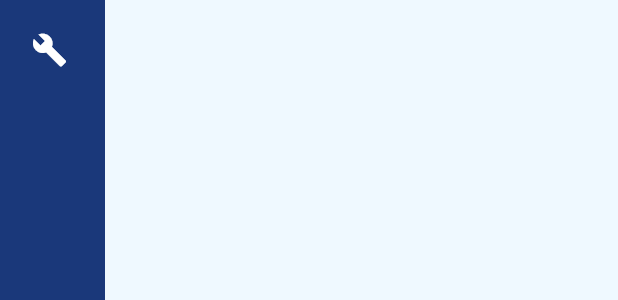
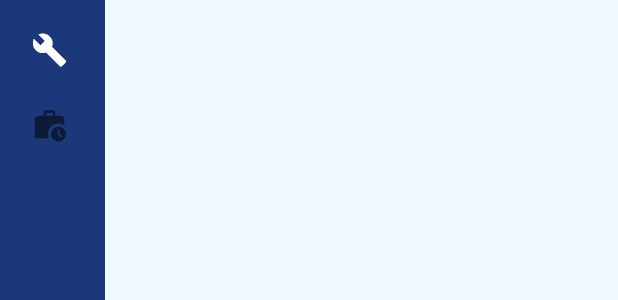
Before and after one commit to produccion-y-logistica-semillero/production-planning, a Flutter app: the AddMachineDialog widget shown alone on an empty page, opened directly with empty values, after a tap on "Cancelar", on a phone screen of 412 x 824 dp. Shown: the part 153-453 px from the top of the screen. Run offline on Flutter 3.47's test engine with Material 3 defaults, Android fonts, the phone set to English and light mode, and no system bars; drawn by our look-alikes of easy_sidemenu; our stand-ins replace dartz, flutter_bloc, get_it, sqflite, sqflite_common_ffi; accounts and stored records are empty.

Commit message:
Machine adding dialog created only in widget, also, created new page and side menu item for sequences, however, NEED TO IMPLEMENT OUR OWN SIDE MENU because I hate the one we're using

```diff
--- a/lib/features/machines/data/dao_implementations/machine_dao_sqllite.dart
+++ b/lib/features/machines/data/dao_implementations/machine_dao_sqllite.dart
@@ -18,7 +18,7 @@ class MachineDaoSqllite implements MachineDao{
   @override
   Future<bool> deleteWhere(String field, int value) async{
     try{
-      await db.delete('MACHINES', where: '$field = ?', whereArgs: [value]);
+      await db.delete('MACHINES', where: '? = ?', whereArgs: [field, value]);
       return true;
     }
     catch(error){
--- a/lib/features/machines/presentation/pages/machines_list_page.dart
+++ b/lib/features/machines/presentation/pages/machines_list_page.dart
@@ -4,7 +4,7 @@ import 'package:flutter_bloc/flutter_bloc.dart';
 import 'package:production_planning/features/machines/presentation/bloc/machine_types_bloc/machine_types_bloc.dart';
 import 'package:production_planning/features/machines/presentation/bloc/machine_types_bloc/machine_types_event.dart';
 import 'package:production_planning/features/machines/presentation/bloc/machine_types_bloc/machine_types_state.dart';
-import 'package:production_planning/features/machines/presentation/widgets/low_order_widgets/add_machine_dialog.dart';
+import 'package:production_planning/features/machines/presentation/widgets/low_order_widgets/add_machine_type_dialog.dart';
 import 'package:production_planning/features/machines/presentation/widgets/high_order_widgets/machines_list_view.dart';
 import 'package:production_planning/shared/widgets/custom_app_bar.dart';
 
@@ -74,7 +74,7 @@ class MachinesListPage extends StatelessWidget{
     await showDialog(
       context: context,
       builder: (dialogContext){
-        return AddMachineDialog(
+        return AddMachineTypeDialog(
           nameController: _nameController,
           descController: _descController,
           addMachine: (){
--- a/lib/features/machines/presentation/widgets/low_order_widgets/add_machine_dialog.dart
+++ b/lib/features/machines/presentation/widgets/low_order_widgets/add_machine_dialog.dart
@@ -1,61 +1,77 @@
 import 'package:flutter/material.dart';
-import 'package:production_planning/features/machines/presentation/widgets/low_order_widgets/new_machine_input_field.dart';
+import 'package:flutter/services.dart';
+import 'package:production_planning/features/machines/presentation/widgets/low_order_widgets/hour_text_input.dart';
+import 'package:production_planning/features/machines/presentation/widgets/low_order_widgets/new_machine_hour_field.dart';
 
 class AddMachineDialog extends StatelessWidget{
+  final String machineTypeName;
 
-  final TextEditingController _nameController;
-  final TextEditingController _descController;
-  final void Function() addMachine;
-
-  const AddMachineDialog({required TextEditingController nameController, required TextEditingController descController, required this.addMachine, super.key}):
-    _nameController = nameController,
-    _descController = descController;
+  AddMachineDialog(this.machineTypeName);
 
   @override
   Widget build(BuildContext context) {
     return Dialog(
-      child: SizedBox(
-        height: 350, // MediaQuery.of(context).size.height - 200, //media query so that the size is proportional to the screen size
-        width:  MediaQuery.of(context).size.width - 900,  //wORK TO MAKE IT MORE RELATIVE TO THE SIZE, NOT COMPLETELY LINEAL, BUT CHECK SIZES
+      child: Container(
+        padding: const EdgeInsets.all(20),
+        height: 450, // MediaQuery.of(context).size.height - 200, //media query so that the size is proportional to the screen size
+        width:  800,//MediaQuery.of(context).size.width - 900,  //wORK TO MAKE IT MORE RELATIVE TO THE SIZE, NOT COMPLETELY LINEAL, BUT CHECK SIZES
         child: Column(
           children: [
-            const SizedBox(height: 15,),
-            const Text("Agregar tipo de maquina"),
+            const SizedBox(height: 10,),
+            Text('Nueva maquina de $machineTypeName', style: const TextStyle(fontWeight: FontWeight.bold, fontSize: 16),),
+            const SizedBox(height: 20,),
+            NewMachineHourField(text: '1 hora de trabajo promedio de $machineTypeName para esta maquina equivale a: '),
             const SizedBox(height: 30,),
-            NewMachineInputField(
-              sizedBoxWidth: 30,
-              title: "Nombre : ",
-              hintText: "Nueva maquina",
-              maxLines: 1,
-              controller: _nameController,
+            NewMachineHourField(text: 'Tiempo de preparacion de la maquina: '),
+            const SizedBox(height: 30,),
+            NewMachineHourField(text: 'Tiempo de descanso necesario: '),
+            const SizedBox(height: 30,),
+            Row(
+              mainAxisAlignment: MainAxisAlignment.center,
+              children: [
+                SizedBox(
+                  width: 430,
+                  child: Text('Numero de procesamientos continuos (sin descanso): ', maxLines: 2,)
                 ),
-            const SizedBox(height: 30,),
-            NewMachineInputField(
-              sizedBoxWidth: 10,
-              title: "Descripcion : ",
-              hintText: "Descripcion maquina",
-              maxLines: 5,
-              controller: _descController,
+                Container(
+                  width: 180,
+                  child: TextField(
+                    keyboardType: TextInputType.number,
+                    inputFormatters: [
+                      FilteringTextInputFormatter.digitsOnly,
+                      LengthLimitingTextInputFormatter(3),
+                    ],
+                    decoration: InputDecoration(
+                      isDense: true,
+                      contentPadding: EdgeInsets.all(10),
+                      border: OutlineInputBorder()
                     ),
-            const SizedBox(height: 40,),
-            Container(
-              margin: const EdgeInsets.symmetric(horizontal: 40),
-              child: Row(
-                mainAxisAlignment: MainAxisAlignment.end,
+                  ),
+                )
+              ],
+            ),
+            SizedBox(height: 40,),
+            Row(
+              mainAxisAlignment: MainAxisAlignment.center,
               children: [
                 TextButton(
-                    onPressed: (){
-                      Navigator.of(context).pop();
-                    },
+                  onPressed: ()=>Navigator.of(context).pop(),
                   child: const Text("Cancelar"),
+                  style: ButtonStyle(
+                    padding: WidgetStatePropertyAll(EdgeInsets.all(20)),
+                   // backgroundColor: WidgetStatePropertyAll(Colors.red),
                   ),
-                  const SizedBox(width: 15,),
+                ),
+                SizedBox(width: 50,),
                 TextButton(
-                    onPressed: addMachine,
-                    child: const Text("Agregar")
+                  onPressed: (){},
+                  child: const Text("Agregar"),
+                  style: ButtonStyle(
+                    padding: WidgetStatePropertyAll(EdgeInsets.all(20)),
+                   // backgroundColor: WidgetStatePropertyAll(const Color.fromARGB(255, 177, 218, 179)),
+                  ),
                 ),
               ],
-              ),
             )
           ],
         ),
--- /dev/null
+++ b/lib/features/machines/presentation/widgets/low_order_widgets/hour_text_input.dart
@@ -0,0 +1,46 @@
+import 'package:flutter/material.dart';
+import 'package:flutter/services.dart';
+
+class HourTextInput extends StatelessWidget{
+
+  const HourTextInput({super.key});
+
+  @override
+  Widget build(BuildContext context) {
+    return Container(
+      width: 180,
+      child: TextField(
+        keyboardType: TextInputType.number,
+        inputFormatters: [
+          FilteringTextInputFormatter.digitsOnly,
+          LengthLimitingTextInputFormatter(4),  //Only up to 4 digits HH:MM
+          TimeInputFormatter(),
+        ],
+        decoration: const InputDecoration(
+          isDense: true, //this attribute is the one that removes the extra padding between the text and the input
+          contentPadding: EdgeInsets.all(10),
+          labelText: 'Tiempo (HH:MM)',
+          hintText: '01:30',
+          border: OutlineInputBorder(),
+        ),
+      ),
+    );
+  }
+}
+
+class TimeInputFormatter extends TextInputFormatter{
+
+  @override
+  TextEditingValue formatEditUpdate(TextEditingValue oldValue, TextEditingValue newValue) {
+    final text = newValue.text;
+    //If there are more than 2 digits (which means, the hour is written, and now the minutes are being written)
+    //then it adds the ':' in between
+    if(text.length > 2 &&  !text.contains(':') ){
+      return TextEditingValue(
+        text: text.substring(0, 2) + ':' +  text.substring(2),
+        selection:  TextSelection.collapsed(offset: text.length +1)
+      );
+    }
+    return newValue;
+  }
+}
--- /dev/null
+++ b/lib/features/machines/presentation/widgets/low_order_widgets/new_machine_hour_field.dart
@@ -0,0 +1,22 @@
+import 'package:flutter/widgets.dart';
+import 'package:production_planning/features/machines/presentation/widgets/low_order_widgets/hour_text_input.dart';
+
+class NewMachineHourField extends StatelessWidget{
+  final String text;
+
+  NewMachineHourField({super.key, required this.text});
+
+  @override
+  Widget build(BuildContext context) {
+    return Row(
+              mainAxisAlignment: MainAxisAlignment.center,
+              children: [
+                SizedBox(
+                  width: 430,
+                  child: Text(text, maxLines: 2,)
+                ),
+                const HourTextInput(),
+              ],
+            );
+  }
+}
--- a/lib/features/machines/presentation/widgets/low_order_widgets/new_machine_input_field.dart
+++ b/lib/features/machines/presentation/widgets/low_order_widgets/new_machine_input_field.dart
@@ -26,7 +26,7 @@ class NewMachineInputField extends StatelessWidget{
                       decoration: InputDecoration(
                         hintText: hintText,
                         contentPadding: const EdgeInsets.symmetric(vertical: 10, horizontal: 10),
-                        isDense: true,
+                        isDense: true,  //this attribute is the one that removes the extra padding between the text and the input
                         border: OutlineInputBorder(
                           borderRadius: BorderRadius.circular(12),
                         )
```
Also changed, not shown: lib/features/machines/presentation/widgets/high_order_widgets/machines_list_view.dart (+15 -6 lines), lib/features/machines/presentation/widgets/low_order_widgets/add_machine_type_dialog.dart (added, +65 -0 lines), lib/features/main_page/presentation/pages/main_page.dart (+8 -2 lines), lib/features/main_page/presentation/widgets/high_order_widgets/main_navigator.dart (added, +43 -0 lines), lib/features/main_page/presentation/widgets/main_navigator.dart (deleted, +0 -39 lines), lib/features/sequences/presentation/pages/sequences_page.dart (added, +14 -0 lines). Lines whose indentation alone changed are shown as unchanged.
